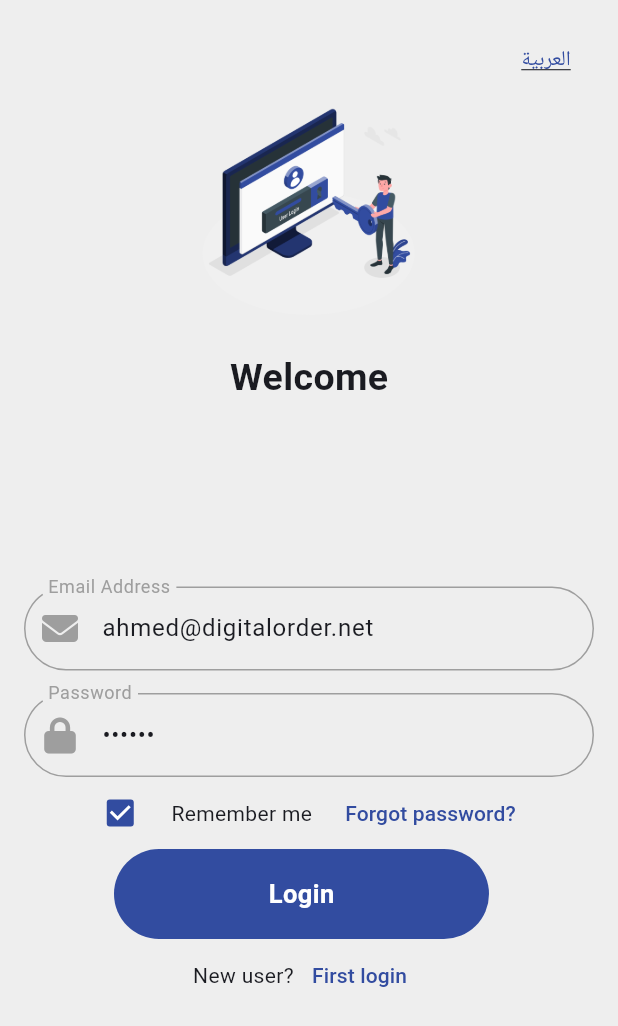
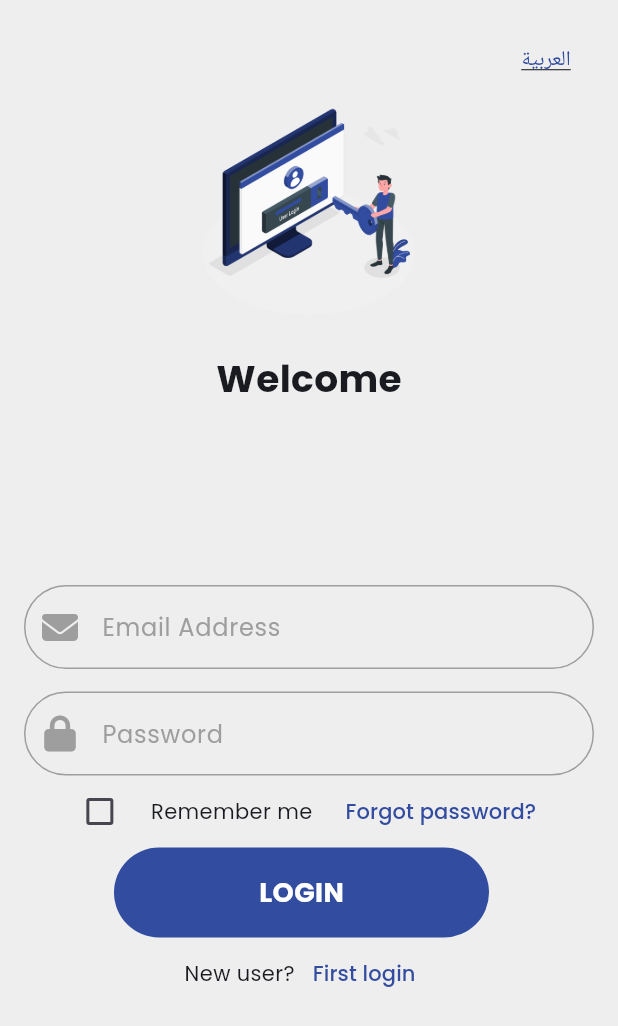
Before and after one commit to A7medhq/attendance, a Flutter app: the LogInScreen screen opened by its route, on a phone screen of 412 x 824 dp. Shown: the top 1026 px of the screen. Run offline on Flutter 3.47's test engine with Material 2 defaults, Android fonts, the phone set to English and light mode, and no system bars; drawn by our look-alikes of modal_progress_hud_nsn; our stand-ins replace connectivity_plus, device_info_plus, email_validator, flutter_native_splash, flutter_screenutil, flutter_spinkit and 9 more; missing offline and left inert: open_settings; accounts and stored records are empty; network calls fail.

Commit message:
* add splash screen * activate remember me button * refresh data after check in

```diff
--- a/lib/screens/dashboard_screen.dart
+++ b/lib/screens/dashboard_screen.dart
@@ -130,7 +130,10 @@ class DashboardScreen extends StatelessWidget {
                                       FontAwesomeIcons.at,
                                       color: kPrimaryColor,
                                     ),
-                                    title: Text(userInfo.notifyEmail!),
+                                    title: Text(
+                                      userInfo.notifyEmail!,
+                                      style: TextStyle(fontSize: 14),
+                                    ),
                                   ),
                                   ListTile(
                                     leading: Icon(
--- a/lib/screens/login_screen.dart
+++ b/lib/screens/login_screen.dart
@@ -25,21 +25,37 @@ class LogInScreen extends StatefulWidget {
 }
 
 class _LogInScreenState extends State<LogInScreen> {
-  var emailController = TextEditingController(text: 'ahmed@digitalorder.net');
-  var passwordController = TextEditingController(text: '123456');
+  TextEditingController emailController = TextEditingController();
+  TextEditingController passwordController = TextEditingController();
   bool isPassword = true;
   final GlobalKey<FormState> formkey = GlobalKey<FormState>();
   final _myBox = Hive.box('myBox');
   bool? isBiometricsEnabled;
+  bool? rememberMeCheck = false;
   String message = '';
   bool isValidate = true;
 
   bool isLoading = false;
 
+  Map credentials = {};
+
   @override
   void initState() {
     if (_myBox.get('isBiometricsEnabled') != null) {
       isBiometricsEnabled = _myBox.get('isBiometricsEnabled');
+    }
+    if (_myBox.get('credentials') != null) {
+      credentials = _myBox.get('credentials');
+
+      emailController = TextEditingController(text: credentials['email']);
+      passwordController = TextEditingController(text: credentials['password']);
+    }
+    if (_myBox.get('rememberMeCheck') != null) {
+      if (_myBox.get('rememberMeCheck') == true) {
+        rememberMeCheck = true;
+      } else {
+        rememberMeCheck = false;
+      }
     }
 
     super.initState();
@@ -71,8 +87,13 @@ class _LogInScreenState extends State<LogInScreen> {
 
         _myBox.put('userId', '${res['data']['user']['id']}');
 
-        _myBox.put('email', email);
-        _myBox.put('password', password);
+        if (rememberMeCheck == true) {
+          _myBox.put('credentials', {'email': email, 'password': password});
+          _myBox.put('rememberMeCheck', true);
+        } else {
+          _myBox.put('credentials', null);
+          _myBox.put('rememberMeCheck', false);
+        }
         return true;
       } else if (res['status'] == 'fail') {
         if (mounted) {
@@ -223,8 +244,12 @@ class _LogInScreenState extends State<LogInScreen> {
                       children: [
                         Checkbox(
                             activeColor: kPrimaryColor,
-                            value: true,
-                            onChanged: (v) {}),
+                            value: rememberMeCheck,
+                            onChanged: (v) {
+                              setState(() {
+                                rememberMeCheck = v;
+                              });
+                            }),
                         const SizedBox(
                           width: 10,
                         ),
@@ -283,10 +308,10 @@ class _LogInScreenState extends State<LogInScreen> {
                                 width: 250,
                                 child: const Center(
                                     child: Text(
-                                  'Login',
+                                  'LOGIN',
                                   style: TextStyle(
                                       color: Colors.white,
-                                      fontSize: 17,
+                                      fontSize: 18,
                                       fontWeight: FontWeight.bold),
                                 )),
                               ),
@@ -308,8 +333,8 @@ class _LogInScreenState extends State<LogInScreen> {
                                     await AuthService().authenticateUser();
                                 if (isAuthenticated) {
                                   loginMethod(
-                                          email: _myBox.get('email'),
-                                          password: _myBox.get('password'))
+                                          email: emailController.text,
+                                          password: passwordController.text)
                                       .then((value) {});
                                 } else {
                                   if (mounted) {
--- a/pubspec.yaml
+++ b/pubspec.yaml
@@ -55,6 +55,8 @@ dependencies:
   flutter_screenutil: ^5.7.0
   shimmer: ^3.0.0
   connectivity_plus: ^4.0.1
+  google_fonts: ^4.0.4
+  flutter_native_splash: ^2.3.0
 
 
 dev_dependencies:
```
Also changed, not shown: lib/main.dart (+10 -2 lines), lib/screens/check_screen.dart (+27 -11 lines), lib/screens/leave_permission_request_screen.dart (+4 -4 lines), lib/screens/loading_screen.dart (+6 -6 lines), pubspec.lock, 11 other files.
